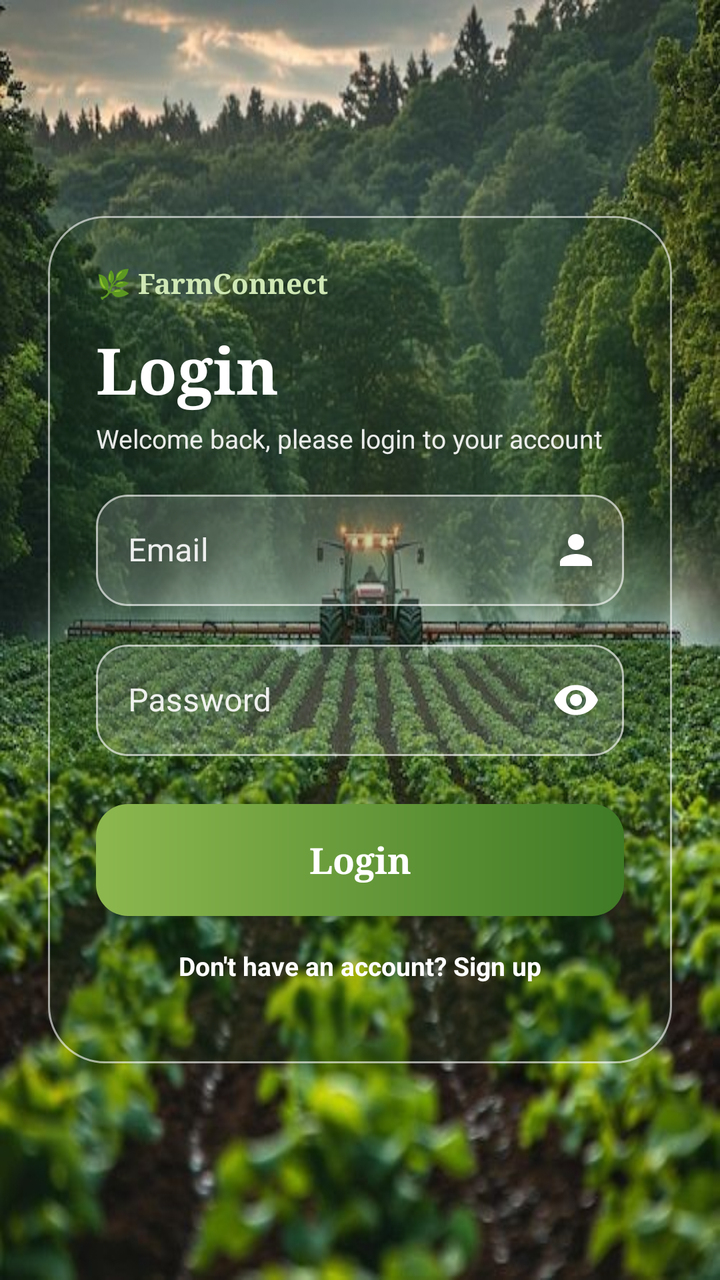
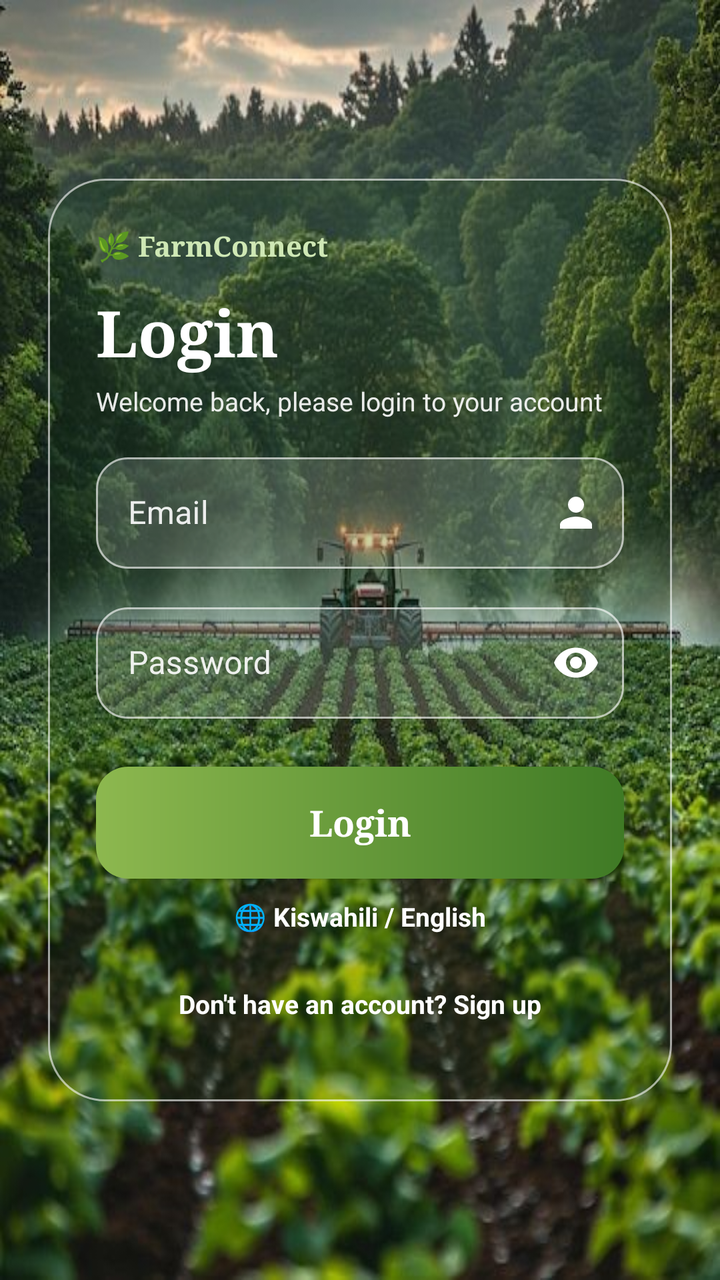

Two renders of the same Android screen: before a commit and after it. Below are the layout's source before the change and the commit's diff.
<!-- AndroidManifest.xml: activity theme Theme.FarmConnect.Auth -->
<!-- res/layout/activity_login.xml -->
<?xml version="1.0" encoding="utf-8"?>
<ScrollView xmlns:android="http://schemas.android.com/apk/res/android"
    xmlns:app="http://schemas.android.com/apk/res-auto"
    android:layout_width="match_parent" android:layout_height="match_parent"
    android:fillViewport="true" android:scrollbars="none">

    <LinearLayout android:layout_width="match_parent" android:layout_height="match_parent"
        android:gravity="center" android:orientation="vertical" android:padding="24dp">

        <LinearLayout android:layout_width="match_parent" android:layout_height="wrap_content"
            android:background="@drawable/bg_glass_card" android:orientation="vertical" android:padding="24dp">

            <TextView android:layout_width="wrap_content" android:layout_height="wrap_content"
                android:text="🌿 FarmConnect" android:textColor="#CFE8B5" android:textSize="14sp"
                android:fontFamily="serif" android:textStyle="bold" />

            <TextView android:layout_width="wrap_content" android:layout_height="wrap_content"
                android:layout_marginTop="12dp" android:text="Login" android:textColor="#FFFFFF"
                android:textSize="32sp" android:textStyle="bold" android:fontFamily="serif" />

            <TextView android:layout_width="wrap_content" android:layout_height="wrap_content"
                android:layout_marginTop="4dp" android:text="Welcome back, please login to your account"
                android:textColor="#E6FFFFFF" android:textSize="13sp" />

            <com.google.android.material.textfield.TextInputLayout
                style="@style/Widget.MaterialComponents.TextInputLayout.OutlinedBox"
                android:layout_width="match_parent" android:layout_height="wrap_content"
                android:layout_marginTop="14dp" android:hint="Email"
                android:textColorHint="#E6FFFFFF"
                app:hintTextColor="#FFFFFF"
                app:boxBackgroundColor="#26FFFFFF"
                app:boxStrokeColor="@color/box_stroke"
                app:boxCornerRadiusTopStart="16dp" app:boxCornerRadiusTopEnd="16dp"
                app:boxCornerRadiusBottomStart="16dp" app:boxCornerRadiusBottomEnd="16dp"
                app:endIconMode="custom" app:endIconDrawable="@drawable/ic_person" app:endIconTint="#FFFFFF" app:endIconCheckable="false">
                <com.google.android.material.textfield.TextInputEditText
                    android:id="@+id/etEmail" android:layout_width="match_parent" android:layout_height="wrap_content"
                    android:inputType="textEmailAddress" android:textColor="#FFFFFF" android:maxLines="1" />
            </com.google.android.material.textfield.TextInputLayout>
            <com.google.android.material.textfield.TextInputLayout
                style="@style/Widget.MaterialComponents.TextInputLayout.OutlinedBox"
                android:layout_width="match_parent" android:layout_height="wrap_content"
                android:layout_marginTop="14dp" android:hint="Password"
                android:textColorHint="#E6FFFFFF"
                app:hintTextColor="#FFFFFF"
                app:boxBackgroundColor="#26FFFFFF"
                app:boxStrokeColor="@color/box_stroke"
                app:boxCornerRadiusTopStart="16dp" app:boxCornerRadiusTopEnd="16dp"
                app:boxCornerRadiusBottomStart="16dp" app:boxCornerRadiusBottomEnd="16dp"
                app:endIconMode="password_toggle" app:endIconTint="#FFFFFF">
                <com.google.android.material.textfield.TextInputEditText
                    android:id="@+id/etPassword" android:layout_width="match_parent" android:layout_height="wrap_content"
                    android:inputType="textPassword" android:textColor="#FFFFFF" android:maxLines="1" />
            </com.google.android.material.textfield.TextInputLayout>

            <ProgressBar android:id="@+id/progress" android:layout_width="wrap_content"
                android:layout_height="wrap_content" android:layout_gravity="center_horizontal"
                android:layout_marginTop="12dp" android:indeterminateTint="#FFFFFF" android:visibility="gone" />

            <androidx.appcompat.widget.AppCompatButton android:id="@+id/btnLogin"
                android:layout_width="match_parent" android:layout_height="56dp"
                android:layout_marginTop="24dp" android:background="@drawable/bg_btn_primary"
                android:text="Login" android:textAllCaps="false" android:textColor="#FFFFFF"
                android:textSize="18sp" android:textStyle="bold" android:fontFamily="serif" />

            <TextView android:id="@+id/tvRegister" android:layout_width="wrap_content"
                android:layout_height="wrap_content" android:layout_gravity="center_horizontal"
                android:padding="16dp" android:text="Don't have an account? Sign up"
                android:textColor="#FFFFFF" android:textSize="13sp" android:textStyle="bold" />
        </LinearLayout>
    </LinearLayout>
</ScrollView>
<!-- resources referenced by this layout -->
<resources>
  <!-- drawable bg_btn_primary (drawable) -->
  <?xml version="1.0" encoding="utf-8"?>
  <ripple xmlns:android="http://schemas.android.com/apk/res/android" android:color="#44FFFFFF">
      <item>
          <shape android:shape="rectangle">
              <gradient android:angle="0" android:startColor="#8DB84F" android:endColor="#3F7A25" />
              <corners android:radius="16dp" />
          </shape>
      </item>
  </ripple>
  <!-- drawable bg_glass_card (drawable) -->
  <?xml version="1.0" encoding="utf-8"?>
  <shape xmlns:android="http://schemas.android.com/apk/res/android" android:shape="rectangle">
      <solid android:color="#40163A12" />
      <stroke android:width="1dp" android:color="#99FFFFFF" />
      <corners android:radius="28dp" />
  </shape>
  <!-- drawable ic_person (drawable) -->
  <vector xmlns:android="http://schemas.android.com/apk/res/android"
      android:width="24dp" android:height="24dp" android:viewportWidth="24" android:viewportHeight="24">
      <path android:fillColor="#FFFFFF"
          android:pathData="M12,12c2.21,0 4,-1.79 4,-4s-1.79,-4 -4,-4 -4,1.79 -4,4 1.79,4 4,4zM12,14c-2.67,0 -8,1.34 -8,4v2h16v-2c0,-2.66 -5.33,-4 -8,-4z" />
  </vector>
  <style name="Theme.FarmConnect.Auth" parent="Theme.MaterialComponents.Light.NoActionBar">
          <item name="colorPrimary">#2E7D32</item>
          <item name="colorPrimaryVariant">#1B5E20</item>
          <item name="colorOnPrimary">#FFFFFF</item>
          <item name="colorSecondary">#F9A825</item>
          <item name="android:statusBarColor">@android:color/transparent</item>
          <item name="android:windowBackground">@drawable/bg_auth</item>
      </style>
  <!-- drawable bg_auth: jpg bitmap (drawable, 73255 bytes) -->
</resources>

<!-- the commit's change to res/layout/activity_login.xml (unified diff, before → after) -->
@@ -11,21 +11,21 @@
             android:background="@drawable/bg_glass_card" android:orientation="vertical" android:padding="24dp">
 
             <TextView android:layout_width="wrap_content" android:layout_height="wrap_content"
-                android:text="🌿 FarmConnect" android:textColor="#CFE8B5" android:textSize="14sp"
+                android:text="@string/t_f0f91c85" android:textColor="#CFE8B5" android:textSize="14sp"
                 android:fontFamily="serif" android:textStyle="bold" />
 
             <TextView android:layout_width="wrap_content" android:layout_height="wrap_content"
-                android:layout_marginTop="12dp" android:text="Login" android:textColor="#FFFFFF"
+                android:layout_marginTop="12dp" android:text="@string/t_99dea780" android:textColor="#FFFFFF"
                 android:textSize="32sp" android:textStyle="bold" android:fontFamily="serif" />
 
             <TextView android:layout_width="wrap_content" android:layout_height="wrap_content"
-                android:layout_marginTop="4dp" android:text="Welcome back, please login to your account"
+                android:layout_marginTop="4dp" android:text="@string/t_8013ac67"
                 android:textColor="#E6FFFFFF" android:textSize="13sp" />
 
             <com.google.android.material.textfield.TextInputLayout
                 style="@style/Widget.MaterialComponents.TextInputLayout.OutlinedBox"
                 android:layout_width="match_parent" android:layout_height="wrap_content"
-                android:layout_marginTop="14dp" android:hint="Email"
+                android:layout_marginTop="14dp" android:hint="@string/t_ce8ae9da"
                 android:textColorHint="#E6FFFFFF"
                 app:hintTextColor="#FFFFFF"
                 app:boxBackgroundColor="#26FFFFFF"
@@ -40,7 +40,7 @@
             <com.google.android.material.textfield.TextInputLayout
                 style="@style/Widget.MaterialComponents.TextInputLayout.OutlinedBox"
                 android:layout_width="match_parent" android:layout_height="wrap_content"
-                android:layout_marginTop="14dp" android:hint="Password"
+                android:layout_marginTop="14dp" android:hint="@string/t_dc647eb6"
                 android:textColorHint="#E6FFFFFF"
                 app:hintTextColor="#FFFFFF"
                 app:boxBackgroundColor="#26FFFFFF"
@@ -60,12 +60,15 @@
             <androidx.appcompat.widget.AppCompatButton android:id="@+id/btnLogin"
                 android:layout_width="match_parent" android:layout_height="56dp"
                 android:layout_marginTop="24dp" android:background="@drawable/bg_btn_primary"
-                android:text="Login" android:textAllCaps="false" android:textColor="#FFFFFF"
+                android:text="@string/t_99dea780" android:textAllCaps="false" android:textColor="#FFFFFF"
                 android:textSize="18sp" android:textStyle="bold" android:fontFamily="serif" />
 
+            <TextView android:id="@+id/tvLang" android:layout_width="wrap_content" android:layout_height="wrap_content"
+                android:layout_gravity="center_horizontal" android:padding="10dp" android:text="@string/t_7afda24d"
+                android:textColor="#FFFFFF" android:textSize="13sp" android:textStyle="bold" />
             <TextView android:id="@+id/tvRegister" android:layout_width="wrap_content"
                 android:layout_height="wrap_content" android:layout_gravity="center_horizontal"
-                android:padding="16dp" android:text="Don't have an account? Sign up"
+                android:padding="16dp" android:text="@string/t_fbac13ad"
                 android:textColor="#FFFFFF" android:textSize="13sp" android:textStyle="bold" />
         </LinearLayout>
     </LinearLayout>
<!-- resource entries referenced after the edit -->
@@ -23,6 +23,13 @@
       <path android:fillColor="#FFFFFF"
           android:pathData="M12,12c2.21,0 4,-1.79 4,-4s-1.79,-4 -4,-4 -4,1.79 -4,4 1.79,4 4,4zM12,14c-2.67,0 -8,1.34 -8,4v2h16v-2c0,-2.66 -5.33,-4 -8,-4z" />
   </vector>
+  <string name="t_7afda24d">🌐 Kiswahili / English</string>
+  <string name="t_8013ac67">Welcome back, please login to your account</string>
+  <string name="t_99dea780">Login</string>
+  <string name="t_ce8ae9da">Email</string>
+  <string name="t_dc647eb6">Password</string>
+  <string name="t_f0f91c85">🌿 FarmConnect</string>
+  <string name="t_fbac13ad">Don\'t have an account? Sign up</string>
   <style name="Theme.FarmConnect.Auth" parent="Theme.MaterialComponents.Light.NoActionBar">
           <item name="colorPrimary">#2E7D32</item>
           <item name="colorPrimaryVariant">#1B5E20</item>
